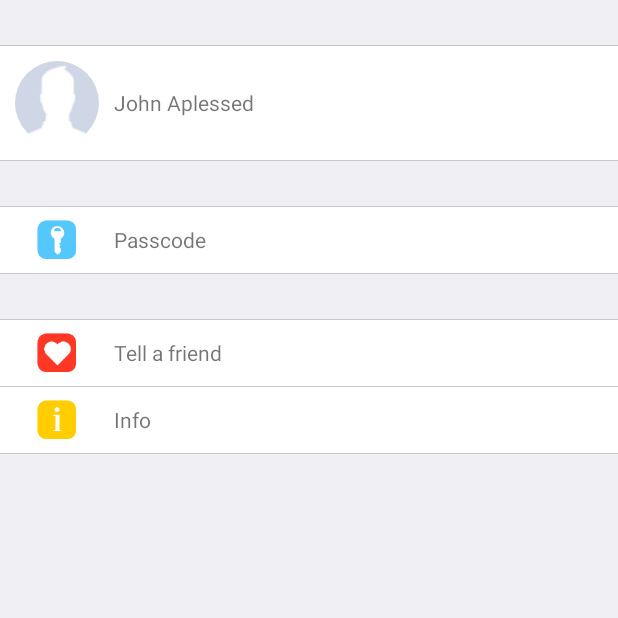
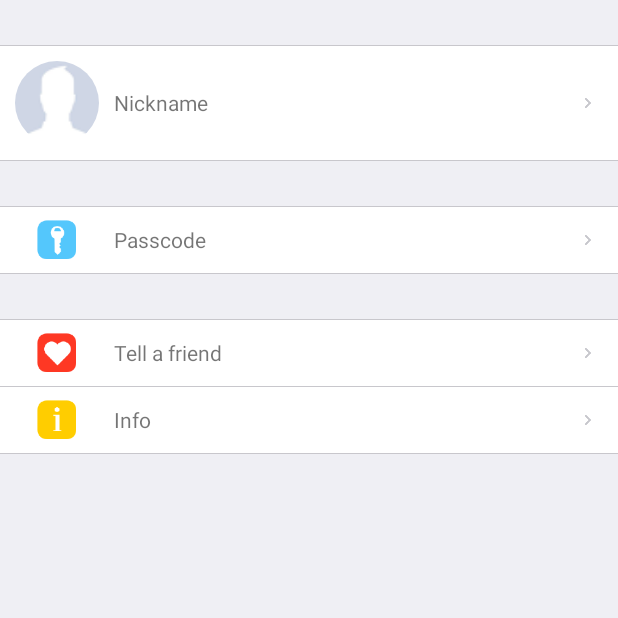
Before and after one commit to thepaypro/payproappAndroid, an Android app: the fragment SettingsFragment placed in its activity, on a phone screen of 412 x 824 dp, the top half of it. Run offline under Robolectric (Android 15) with nearby library versions, the phone set to English and light mode, and no system bars; our stand-ins replace Volley; network calls fail.

Commit message:
Fix issues to render and enable scrollMode always

```diff
--- a/app/src/main/java/app/paypro/payproapp/SettingsFragment.java
+++ b/app/src/main/java/app/paypro/payproapp/SettingsFragment.java
@@ -8,10 +8,12 @@ import android.support.v4.app.Fragment;
 import android.support.v4.graphics.drawable.RoundedBitmapDrawable;
 import android.support.v4.graphics.drawable.RoundedBitmapDrawableFactory;
 import android.support.v4.view.ViewPager;
+import android.util.Log;
 import android.view.LayoutInflater;
 import android.view.View;
 import android.view.ViewGroup;
 import android.widget.ImageView;
+import android.widget.TableRow;
 
 public class SettingsFragment extends Fragment {
 
@@ -48,5 +50,41 @@ public class SettingsFragment extends Fragment {
         roundedBitmapDrawable.setCircular(true);
 
         avatarImage.setImageDrawable(roundedBitmapDrawable);
+
+        TableRow rowProfile;
+        rowProfile = getView().findViewById(R.id.rowProfile);
+        rowProfile.setOnClickListener( new View.OnClickListener() {
+            @Override
+            public void onClick( View v ) {
+                Log.i("eeeeee", "0000000000");
+            }
+        } );
+
+        TableRow rowPasscode;
+        rowPasscode = getView().findViewById(R.id.rowPasscode);
+        rowPasscode.setOnClickListener( new View.OnClickListener() {
+            @Override
+            public void onClick( View v ) {
+                Log.i("eeeeee", "11111111111");
+            }
+        } );
+
+        TableRow rowTell;
+        rowTell = getView().findViewById(R.id.rowTell);
+        rowTell.setOnClickListener( new View.OnClickListener() {
+            @Override
+            public void onClick( View v ) {
+                Log.i("eeeeee", "2222222222");
+            }
+        } );
+
+        TableRow rowInfo;
+        rowInfo = getView().findViewById(R.id.rowInfo);
+        rowInfo.setOnClickListener( new View.OnClickListener() {
+            @Override
+            public void onClick( View v ) {
+                Log.i("eeeeee", "33333333333");
+            }
+        } );
     }
 }
--- a/app/src/main/res/layout/settings_tab.xml
+++ b/app/src/main/res/layout/settings_tab.xml
@@ -8,12 +8,16 @@
     android:background="@color/PayPro_Background"
     tools:context=".SettingsFragment">
 
+    <ScrollView
+        android:layout_width="match_parent"
+        android:layout_height="match_parent"
+        android:background="@color/PayPro_Background"
+        android:overScrollMode="always"
+        android:scrollbarAlwaysDrawVerticalTrack="false">
+
         <TableLayout
             android:layout_width="match_parent"
-        android:layout_height="match_parent"
-        android:layout_alignParentEnd="true"
-        android:layout_alignParentRight="true"
-        android:layout_alignParentTop="true"
+            android:layout_height="wrap_content"
             android:layout_marginTop="30dp">
 
             <TableRow
@@ -23,6 +27,7 @@
                 android:minHeight="0.5dp" />
 
             <TableRow
+                android:id="@+id/rowProfile"
                 android:layout_width="match_parent"
                 android:background="@android:color/background_light"
                 android:minHeight="76dp">
@@ -31,14 +36,32 @@
                     android:id="@+id/avatarImage"
                     android:layout_width="56dp"
                     android:layout_height="56dp"
-                android:layout_margin="10dp" />
+                    android:layout_margin="10dp"
+                    android:contentDescription="@string/todo" />
 
                 <TextView
                     android:id="@+id/textView3"
-                android:layout_width="match_parent"
                     android:height="76dp"
-                android:gravity="center_vertical|right"
-                android:text="John Aplessed" />
+                    android:gravity="center_vertical"
+                    android:text="@string/nickname" />
+
+                <RelativeLayout
+                    android:layout_width="0dp"
+                    android:layout_height="wrap_content"
+                    android:layout_gravity="center_vertical"
+                    android:layout_weight="1">
+
+                    <ImageView
+                        android:id="@+id/avatarArrow"
+                        android:layout_width="8dp"
+                        android:layout_height="13dp"
+                        android:layout_alignParentEnd="true"
+                        android:layout_alignParentRight="true"
+                        android:layout_marginEnd="16dp"
+                        android:layout_marginRight="16dp"
+                        android:contentDescription="@string/todo"
+                        android:src="@mipmap/arrow_right" />
+                </RelativeLayout>
 
             </TableRow>
 
@@ -51,11 +74,12 @@
             <TableRow
                 android:layout_width="match_parent"
                 android:layout_height="match_parent"
+                android:layout_marginTop="30dp"
                 android:background="@color/PayPro_Line"
-            android:minHeight="0.5dp"
-            android:layout_marginTop="30dp"/>
+                android:minHeight="0.5dp" />
 
             <TableRow
+                android:id="@+id/rowPasscode"
                 android:layout_width="match_parent"
                 android:background="@android:color/background_light"
                 android:minHeight="44dp">
@@ -65,6 +89,7 @@
                     android:layout_width="29dp"
                     android:layout_height="29dp"
                     android:layout_marginTop="7.5dp"
+                    android:contentDescription="@string/todo"
                     android:cropToPadding="false"
                     android:src="@mipmap/settings_passcode" />
 
@@ -72,8 +97,26 @@
                     android:id="@+id/passcodeText"
                     android:layout_width="match_parent"
                     android:height="44dp"
-                android:gravity="center_vertical|left"
-                android:text="Passcode" />
+                    android:gravity="center_vertical"
+                    android:text="@string/passcode" />
+
+                <RelativeLayout
+                    android:layout_width="0dp"
+                    android:layout_height="wrap_content"
+                    android:layout_gravity="center_vertical"
+                    android:layout_weight="1">
+
+                    <ImageView
+                        android:id="@+id/passcodeArrow"
+                        android:layout_width="8dp"
+                        android:layout_height="13dp"
+                        android:layout_alignParentEnd="true"
+                        android:layout_alignParentRight="true"
+                        android:layout_marginEnd="16dp"
+                        android:layout_marginRight="16dp"
+                        android:contentDescription="@string/todo"
+                        android:src="@mipmap/arrow_right" />
+                </RelativeLayout>
             </TableRow>
 
             <TableRow
@@ -85,11 +128,12 @@
             <TableRow
                 android:layout_width="match_parent"
                 android:layout_height="match_parent"
+                android:layout_marginTop="30dp"
                 android:background="@color/PayPro_Line"
-            android:minHeight="0.5dp"
-            android:layout_marginTop="30dp"/>
+                android:minHeight="0.5dp" />
 
             <TableRow
+                android:id="@+id/rowTell"
                 android:layout_width="match_parent"
                 android:background="@android:color/background_light"
                 android:minHeight="44dp">
@@ -99,6 +143,7 @@
                     android:layout_width="29dp"
                     android:layout_height="29dp"
                     android:layout_marginTop="7.5dp"
+                    android:contentDescription="@string/todo"
                     android:cropToPadding="false"
                     android:src="@mipmap/settings_tell_a_friend" />
 
@@ -106,8 +151,26 @@
                     android:id="@+id/tellText"
                     android:layout_width="match_parent"
                     android:height="44dp"
-                android:gravity="center_vertical|left"
-                android:text="Tell a friend" />
+                    android:gravity="center_vertical"
+                    android:text="@string/tell_a_friend" />
+
+                <RelativeLayout
+                    android:layout_width="0dp"
+                    android:layout_height="wrap_content"
+                    android:layout_gravity="center_vertical"
+                    android:layout_weight="1">
+
+                    <ImageView
+                        android:id="@+id/tellArrow"
+                        android:layout_width="8dp"
+                        android:layout_height="13dp"
+                        android:layout_alignParentEnd="true"
+                        android:layout_alignParentRight="true"
+                        android:layout_marginEnd="16dp"
+                        android:layout_marginRight="16dp"
+                        android:contentDescription="@string/todo"
+                        android:src="@mipmap/arrow_right" />
+                </RelativeLayout>
             </TableRow>
 
             <TableRow
@@ -117,6 +180,7 @@
                 android:minHeight="0.5dp" />
 
             <TableRow
+                android:id="@+id/rowInfo"
                 android:layout_width="match_parent"
                 android:background="@android:color/background_light"
                 android:minHeight="44dp">
@@ -126,6 +190,7 @@
                     android:layout_width="29dp"
                     android:layout_height="29dp"
                     android:layout_marginTop="7.5dp"
+                    android:contentDescription="@string/todo"
                     android:cropToPadding="false"
                     android:src="@mipmap/settings_info" />
 
@@ -133,8 +198,26 @@
                     android:id="@+id/infoText"
                     android:layout_width="match_parent"
                     android:height="44dp"
-                android:gravity="center_vertical|left"
-                android:text="Info" />
+                    android:gravity="center_vertical"
+                    android:text="@string/info" />
+
+                <RelativeLayout
+                    android:layout_width="0dp"
+                    android:layout_height="wrap_content"
+                    android:layout_gravity="center_vertical"
+                    android:layout_weight="1">
+
+                    <ImageView
+                        android:id="@+id/infoArrow"
+                        android:layout_width="8dp"
+                        android:layout_height="13dp"
+                        android:layout_alignParentEnd="true"
+                        android:layout_alignParentRight="true"
+                        android:layout_marginEnd="16dp"
+                        android:layout_marginRight="16dp"
+                        android:contentDescription="@string/todo"
+                        android:src="@mipmap/arrow_right" />
+                </RelativeLayout>
             </TableRow>
 
             <TableRow
@@ -144,4 +227,7 @@
                 android:minHeight="0.5dp" />
 
         </TableLayout>
+
+    </ScrollView>
+
 </RelativeLayout>
--- a/app/src/main/res/values/strings.xml
+++ b/app/src/main/res/values/strings.xml
@@ -69,5 +69,9 @@
 
   <string name="bitcoin_account_header">BITCOIN ACCOUNT</string>
   <string name="latest_transactions_header">LATEST TRANSACTIONS</string>
-
+    <string name="passcode">Passcode</string>
+  <string name="tell_a_friend">Tell a friend</string>
+  <string name="info">Info</string>
+  <string name="todo">TODO</string>
+  <string name="nickname">Nickname</string>
 </resources>
```
Also changed, not shown: app/src/main/arrow_right-web.png (added), app/src/main/ic_launcher-web.png (added), app/src/main/res/mipmap-hdpi/arrow_right.png (added), app/src/main/res/mipmap-hdpi/ic_launcher.png (deleted), app/src/main/res/mipmap-hdpi/ic_launcher_round.png (deleted), app/src/main/res/mipmap-mdpi/arrow_right.png (added), app/src/main/res/mipmap-mdpi/ic_launcher.png (deleted), app/src/main/res/mipmap-mdpi/ic_launcher_round.png (deleted), app/src/main/res/mipmap-xhdpi/arrow_right.png (added), app/src/main/res/mipmap-xhdpi/ic_launcher.png (deleted), app/src/main/res/mipmap-xhdpi/ic_launcher_round.png (deleted), app/src/main/res/mipmap-xxhdpi/arrow_right.png (added), app/src/main/res/mipmap-xxhdpi/ic_launcher.png (deleted), app/src/main/res/mipmap-xxhdpi/ic_launcher_round.png (deleted), 3 more files. Lines whose indentation alone changed are shown as unchanged.
